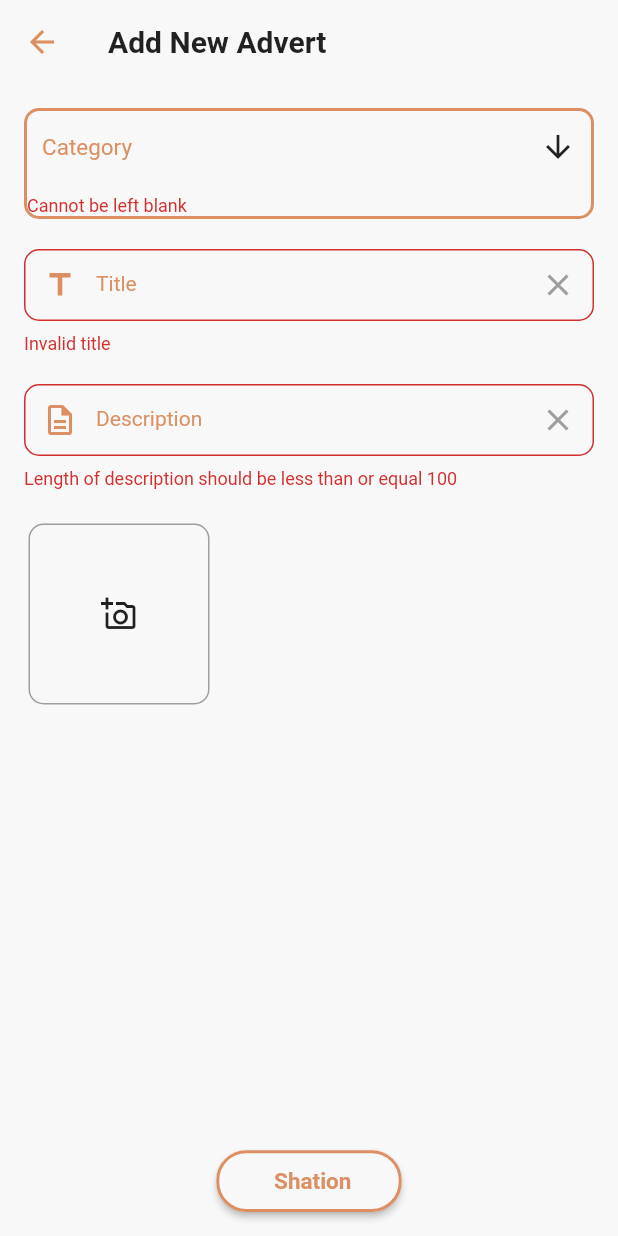
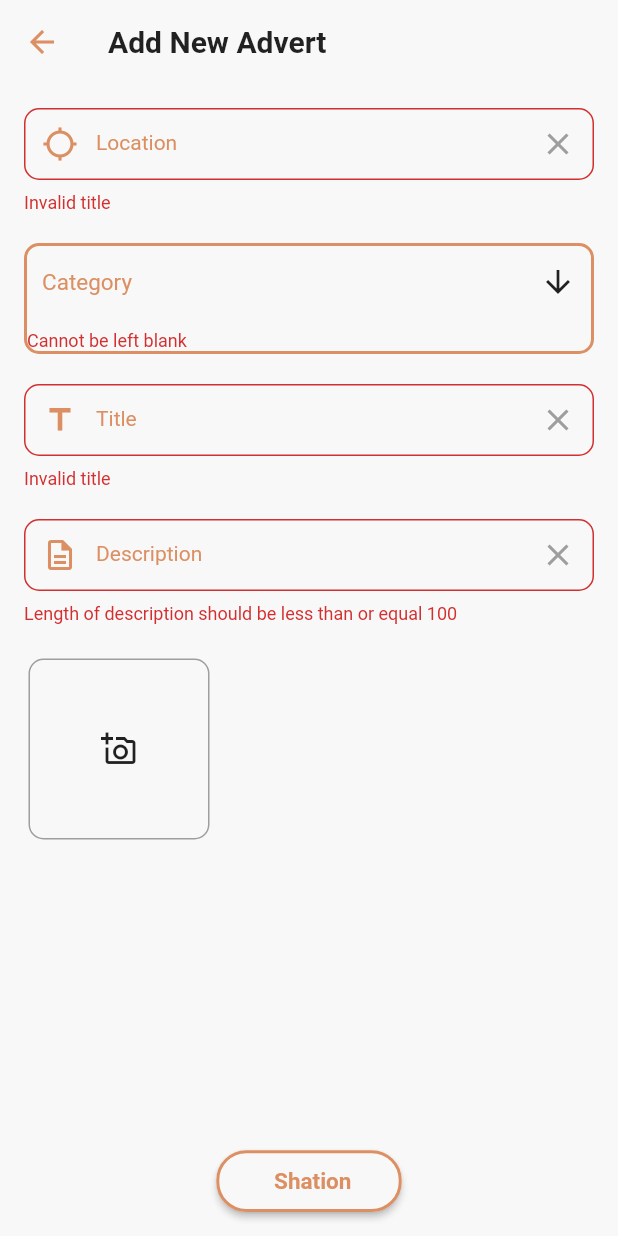
Before and after one commit to Deatsilence/ZeroHunger, a Flutter app: the AddAdvert screen opened by its route, after a tap on "Shation", on a phone screen of 412 x 824 dp. Run offline on Flutter 3.47's test engine with Material 2 defaults, Android fonts, the phone set to English and light mode, and no system bars; our stand-ins replace cloud_firestore, firebase_auth, firebase_core, firebase_storage, flutter_mobx, image_picker and 4 more; accounts and stored records are empty; generated files the repository leaves out were written again.

Commit message:
started to google places api to location of advert

```diff
--- a/lib/features/constant/texts/text_manager.dart
+++ b/lib/features/constant/texts/text_manager.dart
@@ -56,4 +56,5 @@ class ProjectTextUtility {
   static const String textCreatedAtOfItemStorage = "createdAt";
   static const String textLocationOfItemStorage = "location";
   static const String textChat = "Chat";
+  static const String textLocation = "Location";
 }
--- a/lib/features/screens/add_advert.dart
+++ b/lib/features/screens/add_advert.dart
@@ -27,10 +27,12 @@ class AddAdvert extends StatefulWidget {
 class _AddAdvertState extends State<AddAdvert> with ValidatorMixin {
   AdvertViewModel avm = AdvertViewModel();
 
+  final TextEditingController _searchLocationController = TextEditingController();
   final TextEditingController _titleController = TextEditingController();
   final TextEditingController _descriptionController = TextEditingController();
   final formGlobalKey = GlobalKey<FormState>();
 
+  String? _location;
   String? _title;
   String? _description;
   String? _category;
@@ -40,6 +42,7 @@ class _AddAdvertState extends State<AddAdvert> with ValidatorMixin {
     super.dispose();
     _titleController.dispose();
     _descriptionController.dispose();
+    _searchLocationController.dispose();
   }
 
   @override
@@ -67,6 +70,21 @@ class _AddAdvertState extends State<AddAdvert> with ValidatorMixin {
               key: formGlobalKey,
               child: Column(
                 children: [
+                  CustomTextFormField(
+                    context: context,
+                    text: ProjectTextUtility.textLocation,
+                    icon: Icons.location_searching_outlined,
+                    controller: _searchLocationController,
+                    borderColor: ProjectColorsUtility.eveningStar,
+                    isPasswordType: false,
+                    textinputType: TextInputType.streetAddress,
+                    suffixIcon: Icons.clear_outlined,
+                    validator: _locationValidator,
+                    onSaved: (value) {
+                      _location = value;
+                    },
+                  ),
+                  const SizedBox(height: 20),
                   CustomDropwdown(
                     onSaved: (value) {
                       _category = value;
@@ -125,6 +143,14 @@ class _AddAdvertState extends State<AddAdvert> with ValidatorMixin {
         ),
       ),
     );
+  }
+
+  String? _locationValidator(String? location) {
+    if (location != null && location.isNotEmpty && location.length <= 100) {
+      return null;
+    } else {
+      return ProjectTextUtility.textTitleValidate;
+    }
   }
 
   String? _categoryValidator(String? value) {
--- a/lib/features/widgets/card/item_card.dart
+++ b/lib/features/widgets/card/item_card.dart
@@ -78,7 +78,7 @@ class ItemCard extends StatelessWidget {
                 ),
               ),
               const SizedBox(height: 10),
-              Text(location),
+              FittedBox(child: Text(location)),
             ],
           ),
         ),
```
Also changed, not shown: lib/features/screens/dashboard.dart (+3 -11 lines), lib/features/screens/profile.dart (+4 -3 lines), pubspec.yaml (+10 -1 lines), pubspec.lock, 4 other files.
